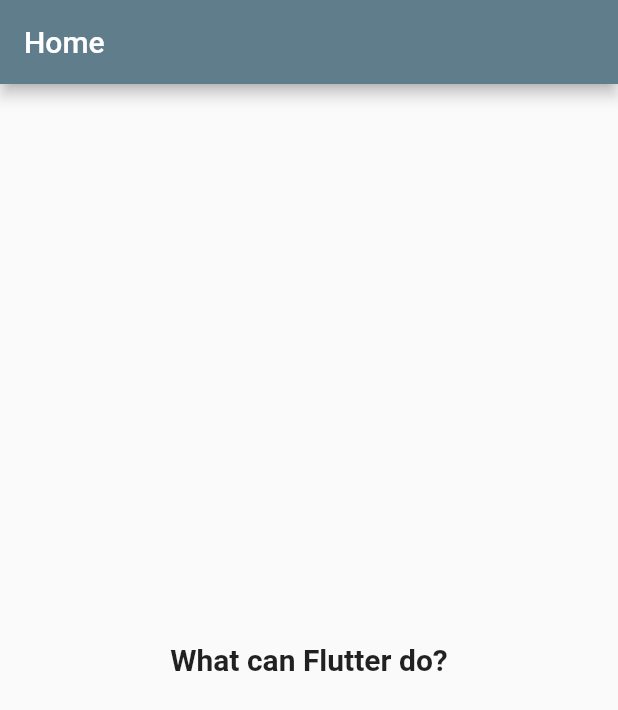
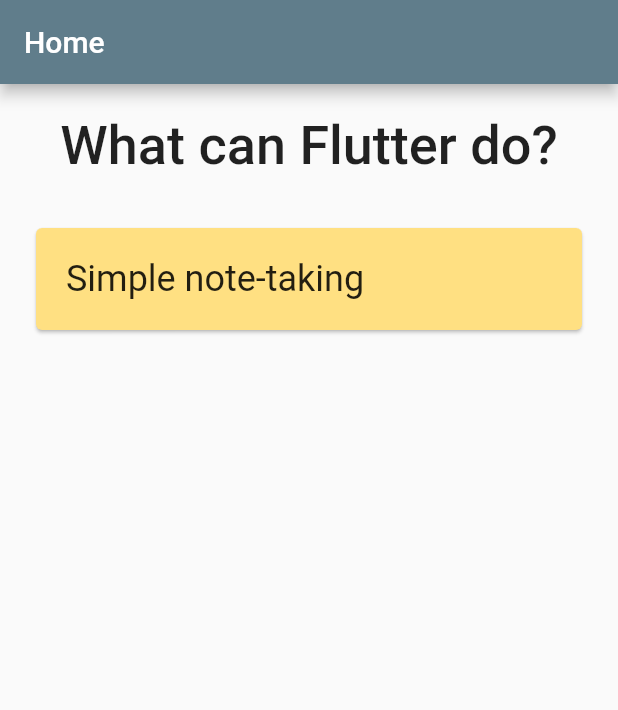
Before and after one commit to moshaz/wcfd, a Flutter app: the screen it shows after launch, on a phone screen of 412 x 824 dp. Shown: the top 710 px of the screen. Run offline on Flutter 3.47's test engine with Material 2 defaults, Android fonts, the phone set to English and light mode, and no system bars.

Commit message:
Moved home_page.dart to Views folder. Added Models and Controllers folder.

```diff
--- /dev/null
+++ b/lib/Views/home_page.dart
@@ -0,0 +1,55 @@
+import 'package:flutter/material.dart';
+
+class HomePage extends StatefulWidget {
+  const HomePage({Key? key}) : super(key: key);
+
+  @override
+  _HomePageState createState() => _HomePageState();
+}
+
+class _HomePageState extends State<HomePage> {
+  @override
+  Widget build(BuildContext context) {
+    return Scaffold(
+      appBar: AppBar(
+        title: Text("Home"),
+      ),
+      body: SafeArea(
+        child: Container(
+          padding: EdgeInsets.all(20),
+          child: Column(
+            mainAxisAlignment: MainAxisAlignment.start,
+            children: <Widget>[
+              Text(
+                'What can Flutter do?',
+                style: TextStyle(
+                  fontSize: 36,
+                  fontWeight: FontWeight.w500
+                ),
+              ),
+              SizedBox(height: 30),
+              Card(
+                color: Colors.amber.shade200,
+                child: InkWell(
+                  onTap: (){
+                    //TODO: go to Notes page
+                  },
+                  child: Container(
+                    alignment: Alignment.topLeft,
+                    width: MediaQuery.of(context).size.width,
+                    padding: EdgeInsets.all(20),
+                    child: Column(
+                      children: [
+                        Text("Simple note-taking", style: TextStyle(fontSize: 24, color: Colors.brown[70]))
+                      ],
+                    ),
+                  ),
+                ),
+              ),
+            ],
+          ),
+        ),
+      ),
+    );
+  }
+}
--- a/lib/home_page.dart
+++ /dev/null
@@ -1,33 +0,0 @@
-import 'package:flutter/material.dart';
-
-class HomePage extends StatefulWidget {
-  const HomePage({Key? key}) : super(key: key);
-
-  @override
-  _HomePageState createState() => _HomePageState();
-}
-
-class _HomePageState extends State<HomePage> {
-  @override
-  Widget build(BuildContext context) {
-    return Scaffold(
-      appBar: AppBar(
-        title: Text("Home"),
-      ),
-      body: Center(
-        child: Column(
-          mainAxisAlignment: MainAxisAlignment.center,
-          children: <Widget>[
-            Text(
-              'What can Flutter do?',
-              style: TextStyle(
-                fontSize: 20,
-                fontWeight: FontWeight.bold
-              ),
-            ),
-          ],
-        ),
-      ),
-    );
-  }
-}
--- a/lib/main.dart
+++ b/lib/main.dart
@@ -1,5 +1,5 @@
 import 'package:flutter/material.dart';
-import 'package:wcfd/home_page.dart';
+import 'package:wcfd/Views/home_page.dart';
 
 void main() {
   runApp(MyApp());
```
